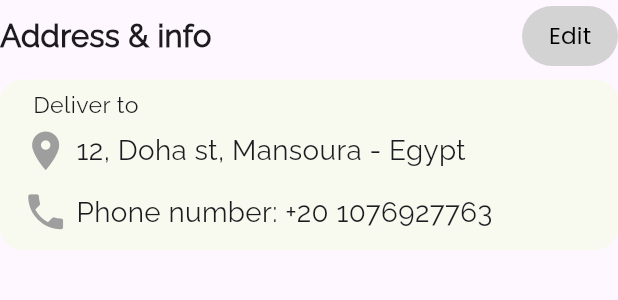
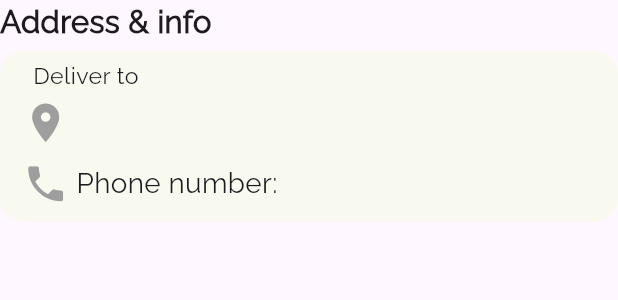
Before and after one commit to MalekYasser26/plant_it, a Flutter app: the AddressInfoSection widget shown alone on an empty page, opened directly, on a phone screen of 412 x 824 dp. Shown: the top 300 px of the screen. Run offline on Flutter 3.47's test engine with Material 3 defaults, Android fonts, the phone set to English and light mode, and no system bars; our stand-ins replace bloc, cached_network_image, device_preview, flutter_bloc, flutter_rating_stars, flutter_svg and 4 more; accounts and stored records are empty; network calls fail; project files that could hold a hidden picture were left out.

Commit message:
plants image returned in cart and checkout , also most of the checkout data done

```diff
--- a/lib/features/cart/presentation/view_model/cart_cubit.dart
+++ b/lib/features/cart/presentation/view_model/cart_cubit.dart
@@ -38,6 +38,7 @@ class CartCubit extends Cubit<CartState> {
               price: item['product']['price'],
               quantity: item['quantity'],
               productID: item['productId'],
+              image : item['product']['productImage'] ?? "assets/images/placeholder.png"
             ),
           );
           cartIDs[item['productId']] =
--- a/lib/features/cart/presentation/view_model/cart_item_model.dart
+++ b/lib/features/cart/presentation/view_model/cart_item_model.dart
@@ -1,8 +1,8 @@
 class CartItemModel{
-  final String name ;
+  final String name,image ;
   final double price ;
-  final productID ;
+  final int productID ;
   int quantity ;
 
-  CartItemModel({required this.name, required this.price, required this.quantity,required this.productID});
+  CartItemModel({required this.name, required this.price, required this.quantity,required this.productID,required this.image});
 }
--- a/lib/features/cart/presentation/widgets/cart_filled.dart
+++ b/lib/features/cart/presentation/widgets/cart_filled.dart
@@ -77,6 +77,7 @@ class _CartFilledState extends State<CartFilled> {
                       price: cartItems[index].price,
                       quantity: cartItems[index].quantity,
                       productID: cartItems[index].productID,
+                      image: cartItems[index].image,
                     ),
                     separatorBuilder: (context, index) =>
                     const SizedBox(height: 30),
@@ -151,7 +152,9 @@ class _CartFilledState extends State<CartFilled> {
                       Navigator.push(
                         context,
                         MaterialPageRoute(
-                          builder: (context) => const CheckoutView(),
+                          builder: (context) =>  CheckoutView(
+                            cartItems: cartItems,
+                          ),
                         ),
                       );
                     }
--- a/lib/features/checkout/presentation/widgets/address_info_section.dart
+++ b/lib/features/checkout/presentation/widgets/address_info_section.dart
@@ -22,24 +22,24 @@ class AddressInfoSection extends StatelessWidget {
                 fontSize: getResponsiveSize(context, fontSize: 20),
               ),
             ),
-            TextButton(
-              onPressed: () {
-                print("edit");
-              },
-              style: const ButtonStyle(
-                backgroundColor:
-                WidgetStatePropertyAll(AppColors.greyish),
-              ),
-              child: Text(
-                "Edit",
-                style: TextStyle(
-                  fontFamily: "Poppins",
-                  fontWeight: FontWeight.w300,
-                  fontSize: getResponsiveSize(context, fontSize: 15),
-                  color: Colors.black,
-                ),
-              ),
-            )
+            // TextButton(
+            //   onPressed: () {
+            //     print("edit");
+            //   },
+            //   style: const ButtonStyle(
+            //     backgroundColor:
+            //     WidgetStatePropertyAll(AppColors.greyish),
+            //   ),
+            //   child: Text(
+            //     "Edit",
+            //     style: TextStyle(
+            //       fontFamily: "Poppins",
+            //       fontWeight: FontWeight.w300,
+            //       fontSize: getResponsiveSize(context, fontSize: 15),
+            //       color: Colors.black,
+            //     ),
+            //   ),
+            // )
           ],
         ),
         const SizedBox(height: 5,),
--- a/lib/features/checkout/presentation/widgets/address_info_widget.dart
+++ b/lib/features/checkout/presentation/widgets/address_info_widget.dart
@@ -1,5 +1,7 @@
 import 'package:flutter/material.dart';
+import 'package:flutter_bloc/flutter_bloc.dart';
 import 'package:plant_it/constants/constants.dart';
+import 'package:plant_it/features/auth/presentation/view_model/auth_cubit.dart';
 import 'package:plant_it/features/checkout/presentation/widgets/line_text.dart';
 
 class AddressInfoWidget extends StatelessWidget {
@@ -9,6 +11,7 @@ class AddressInfoWidget extends StatelessWidget {
 
   @override
   Widget build(BuildContext context) {
+    var sCubit = context.read<AuthCubit>();
     return Column(
       crossAxisAlignment: CrossAxisAlignment.start,
       children: [
@@ -30,7 +33,7 @@ class AddressInfoWidget extends StatelessWidget {
             size: getResponsiveSize(context, fontSize: 30),
             color: Colors.grey,
           ),
-          text: "12, Doha st, Mansoura - Egypt",
+          text: sCubit.address,
         ),
         const SizedBox(height: 10,),
         LineText(
@@ -40,7 +43,7 @@ class AddressInfoWidget extends StatelessWidget {
             color: Colors.grey,
 
           ),
-          text: "Phone number: +20 1076927763 ",
+          text: "Phone number: ${sCubit.phoneNum} ",
 
         ),
         const SizedBox(height: 10,),
```
Also changed, not shown: lib/features/cart/presentation/widgets/cart_item.dart (+21 -4 lines), lib/features/checkout/presentation/view_model/checkout_cubit.dart (added, +8 -0 lines), lib/features/checkout/presentation/view_model/checkout_state.dart (added, +9 -0 lines), lib/features/checkout/presentation/views/checkout_view.dart (+5 -2 lines), lib/features/checkout/presentation/widgets/checkout_item.dart (+29 -10 lines), lib/features/checkout/presentation/widgets/checkout_view_body.dart (+16 -5 lines), lib/features/checkout/presentation/widgets/items_section.dart (+25 -5 lines), lib/features/checkout/presentation/widgets/payment_method_section.dart (+25 -25 lines).
